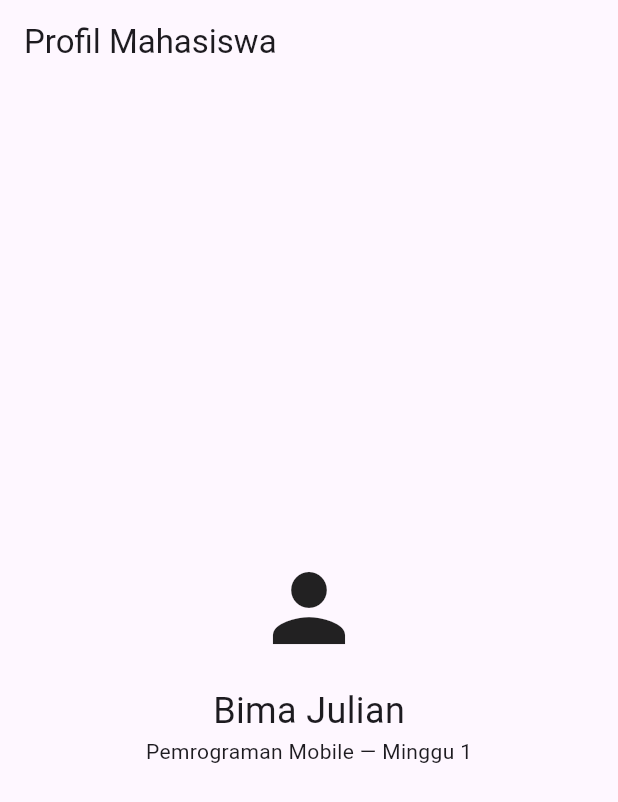
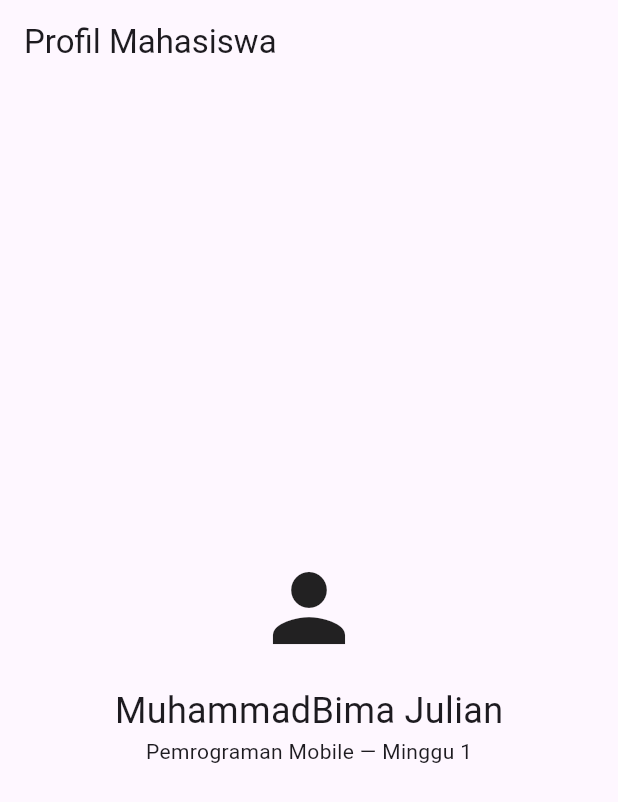
Before and after one commit to bimamj/244107020123-mobile-course, a Flutter app: the screen it shows after launch, on a phone screen of 412 x 824 dp. Shown: the top 802 px of the screen. Run offline on Flutter 3.47's test engine with Material 3 defaults, Android fonts, the phone set to English and light mode, and no system bars.

Commit message:
feat: week 1 mini assignment student profile

```diff
--- /dev/null
+++ b/01-week-1-mobile-development-ecosystem-flutter-refresh/lib/main.dart
@@ -0,0 +1,34 @@
+import 'package:flutter/material.dart';
+
+void main() => runApp(const MyApp());
+
+class MyApp extends StatelessWidget {
+  const MyApp({super.key});
+
+  @override
+  Widget build(BuildContext context) {
+    return MaterialApp(
+      debugShowCheckedModeBanner: false,
+      home: Scaffold(
+        appBar: AppBar(title: const Text('Profil Mahasiswa')),
+        body: const Center(
+          child: Column(
+            mainAxisSize: MainAxisSize.min,
+            children: [
+              Icon(Icons.person, size: 72),
+              SizedBox(height: 16),
+              Text(
+                'Muhammad Bima Juliansyah',
+                style: TextStyle(fontSize: 24, fontWeight: FontWeight.bold)
+              ),
+              SizedBox(height: 8),
+              Text('NIM: 244107020123', style: TextStyle(fontSize: 24)),
+              Text('Dream Profession: Data Scientist / Entrepreneur', style: TextStyle(fontSize: 16)),
+              Text('Pemrograman Mobile — Minggu 1'),
+            ]
+          ),
+        ),
+      ),
+    );
+  }
+}
--- a/lib/main.dart
+++ b/lib/main.dart
@@ -137,7 +137,7 @@ class MyApp extends StatelessWidget {
           child: Column(mainAxisSize: MainAxisSize.min, children: [
             Icon(Icons.person, size: 72),
             SizedBox(height: 16),
-            Text('Bima Julian', style: TextStyle(fontSize: 24)),
+            Text('MuhammadBima Julian', style: TextStyle(fontSize: 24)),
             Text('Pemrograman Mobile — Minggu 1'),
           ]),
         ),
```
